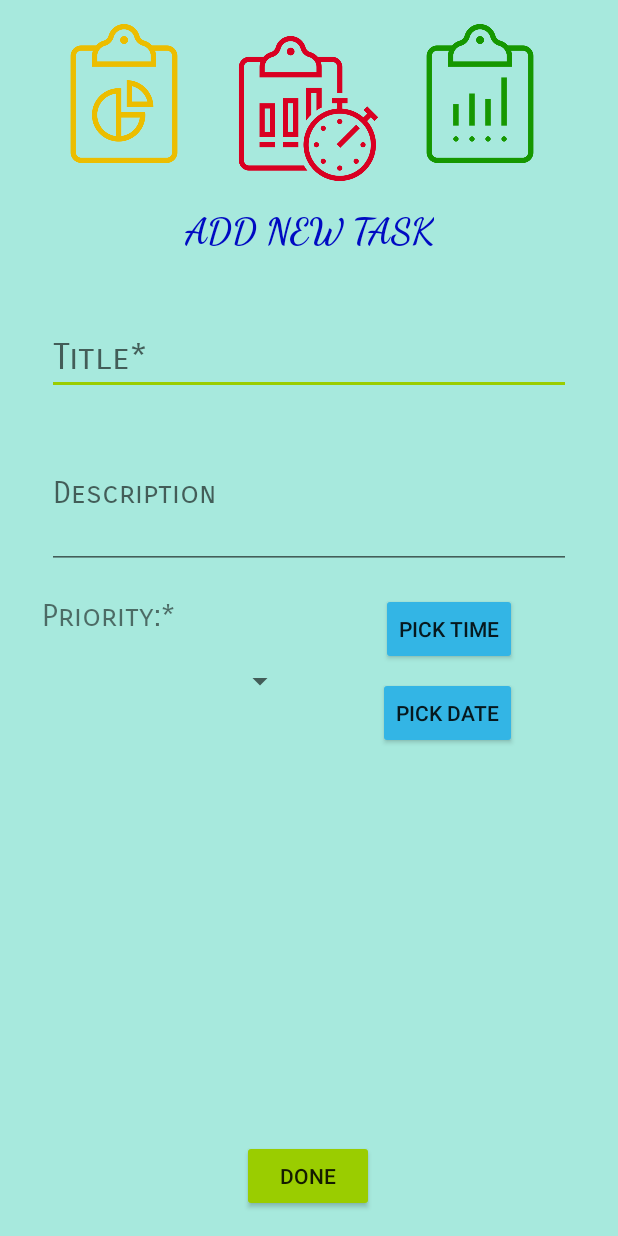
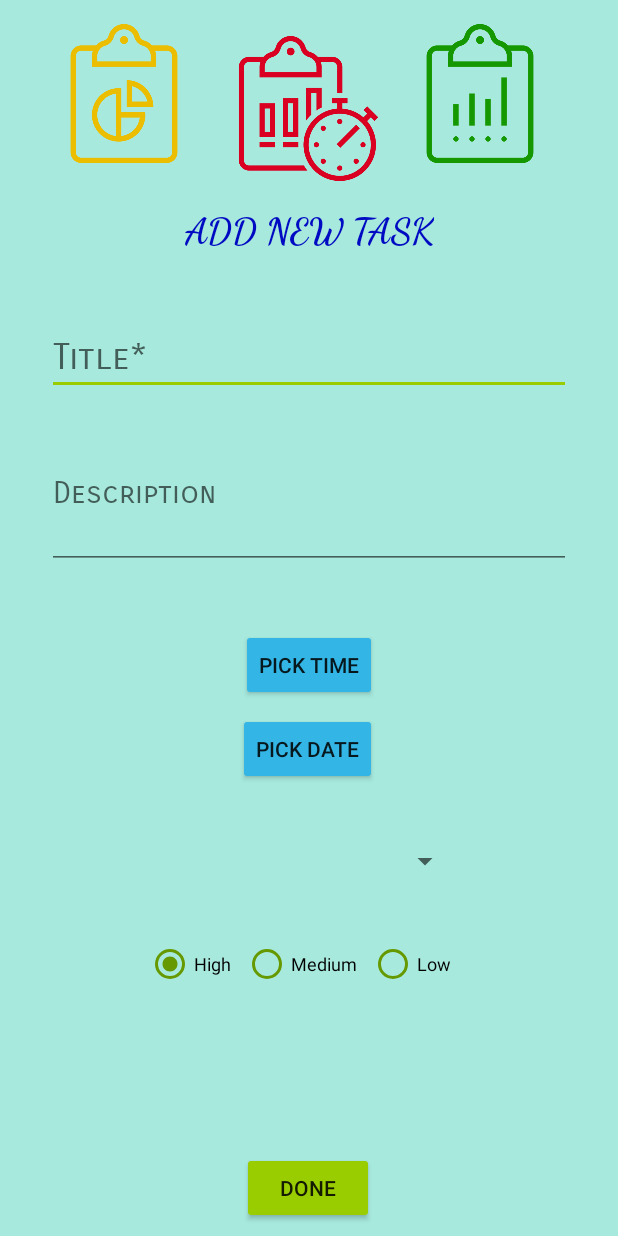
Before and after one commit to Ambrz77/comfy-manager-app, an Android app: the AddTask screen opened directly, with no data from a screen before it, on a phone screen of 412 x 824 dp. Run offline under Robolectric (Android 15) with nearby library versions, the light colour scheme and no system bars; 2 statements that could not run were skipped.

Commit message:
Final Version 2! (FINISHED)

```diff
--- a/app/src/main/java/com/example/alireza/taskmanager/AddTask.java
+++ b/app/src/main/java/com/example/alireza/taskmanager/AddTask.java
@@ -81,12 +81,12 @@
         DoneButton.setOnClickListener(new View.OnClickListener() {
             @Override
             public void onClick(View v) {
-                detail = des.getText().toString();
+                /*detail = des.getText().toString();
                 subject = sub.getText().toString();
                 Task task = new Task(subject,server.getUser(user).getThisPriority(spinner.getSelectedItem().toString()));
                 task.setDetail(detail);
                 task.setTime(yearFinal,monthFinal,dayFinal,hourFinal,minuteFinal);
-                server.getUser(user).tasks.add(task);
+                server.getUser(user).tasks.add(task);*/
                 Intent myIntent = new Intent(getApplicationContext(), HomeActivity.class);
                 startActivity(myIntent);
             }
--- a/app/src/main/java/com/example/alireza/taskmanager/HomeActivity.java
+++ b/app/src/main/java/com/example/alireza/taskmanager/HomeActivity.java
@@ -38,10 +38,10 @@
         /*t1 = (TextView)findViewById(R.id.MyUser);
         t1.setText(user);*/
 
-        RecyclerView recyclerView = findViewById(R.id.RV);
+        /*RecyclerView recyclerView = findViewById(R.id.RV);
         recyclerView.setLayoutManager(new LinearLayoutManager(this));
         MyRecyclerViewAdapter a = new MyRecyclerViewAdapter(this, server.getUser(user).getTaskName());
-        recyclerView.setAdapter(a);
+        recyclerView.setAdapter(a);*/
         Bundle extras = getIntent().getExtras();
         if(extras != null)
             user = extras.getString("user");
--- a/app/src/main/java/com/example/alireza/taskmanager/MyRecyclerViewAdapter.java
+++ b/app/src/main/java/com/example/alireza/taskmanager/MyRecyclerViewAdapter.java
@@ -1,3 +1,4 @@
+/*
 package com.example.alireza.taskmanager;
 
 import android.content.Context;
@@ -72,4 +73,4 @@
     public interface ItemClickListener {
         void onItemClick(View view, int position);
     }
-}
+}*/
--- a/app/src/main/res/layout/activity_add_task.xml
+++ b/app/src/main/res/layout/activity_add_task.xml
@@ -63,11 +63,10 @@
         android:id="@+id/TimePick"
         android:layout_width="wrap_content"
         android:layout_height="wrap_content"
-        android:layout_marginTop="16dp"
+        android:layout_marginTop="40dp"
         android:backgroundTint="@android:color/holo_blue_light"
         android:text="Pick Time"
         app:layout_constraintEnd_toEndOf="parent"
-        app:layout_constraintHorizontal_bias="0.79"
         app:layout_constraintStart_toStartOf="parent"
         app:layout_constraintTop_toBottomOf="@+id/des" />
 
@@ -85,22 +84,75 @@
         app:layout_constraintVertical_bias="0.0" />
 
     <TextView
-        android:id="@+id/textView7"
+        android:id="@+id/editText3"
         android:layout_width="wrap_content"
         android:layout_height="wrap_content"
         android:layout_marginStart="28dp"
-        android:layout_marginBottom="8dp"
         android:fontFamily="sans-serif-smallcaps"
         android:text="Priority:*"
         android:textSize="20sp"
-        app:layout_constraintBottom_toTopOf="@+id/spinner"
-        app:layout_constraintStart_toStartOf="parent" />
+        app:layout_constraintBottom_toTopOf="@+id/radioGroup"
+        app:layout_constraintStart_toStartOf="parent"
+        app:layout_constraintTop_toBottomOf="parent"
+        app:layout_constraintVertical_bias="1.0" />
+
+    <RadioGroup
+        android:id="@+id/radioGroup"
+        android:layout_width="0dp"
+        android:layout_height="36dp"
+        android:layout_marginTop="624dp"
+        android:layout_marginBottom="107dp"
+        android:gravity="center"
+        android:orientation="horizontal"
+        app:layout_constraintBottom_toTopOf="@+id/DoneButton"
+        app:layout_constraintEnd_toEndOf="parent"
+        app:layout_constraintHorizontal_bias="0.0"
+        app:layout_constraintStart_toStartOf="parent"
+        app:layout_constraintTop_toTopOf="parent">
+
+        <RadioButton
+            android:id="@+id/Highbtn"
+            android:layout_width="wrap_content"
+            android:layout_height="wrap_content"
+            android:layout_marginStart="16dp"
+            android:buttonTint="@android:color/holo_green_dark"
+            android:checked="true"
+            android:text="High"
+            android:textSize="12sp"
+            app:layout_constraintStart_toStartOf="parent"
+            tools:layout_editor_absoluteY="384dp" />
+
+        <RadioButton
+            android:id="@+id/Mediumbtn"
+            android:layout_width="wrap_content"
+            android:layout_height="wrap_content"
+            android:layout_marginStart="8dp"
+            android:layout_marginEnd="8dp"
+            android:buttonTint="@android:color/holo_green_dark"
+            android:text="Medium"
+            android:textSize="12sp"
+            app:layout_constraintEnd_toStartOf="@+id/Lowbtn"
+            app:layout_constraintStart_toEndOf="@+id/Highbtn"
+            tools:layout_editor_absoluteY="384dp" />
+
+        <RadioButton
+            android:id="@+id/Lowbtn"
+            android:layout_width="wrap_content"
+            android:layout_height="wrap_content"
+            android:layout_marginEnd="30dp"
+            android:buttonTint="@android:color/holo_green_dark"
+            android:text="Low"
+            android:textSize="12sp"
+            app:layout_constraintEnd_toEndOf="parent"
+            tools:layout_editor_absoluteY="384dp" />
+
+    </RadioGroup>
 
     <Button
         android:id="@+id/DoneButton"
         android:layout_width="wrap_content"
         android:layout_height="wrap_content"
-        android:layout_marginBottom="16dp"
+        android:layout_marginBottom="8dp"
         android:backgroundTint="@color/colorPrimary"
         android:text="Done"
         app:layout_constraintBottom_toBottomOf="parent"
@@ -145,11 +197,15 @@
         android:layout_width="150dp"
         android:layout_height="46dp"
         android:layout_marginStart="16dp"
-        android:layout_marginTop="52dp"
+        android:layout_marginTop="172dp"
         android:layout_marginEnd="16dp"
         app:layout_constraintEnd_toEndOf="parent"
-        app:layout_constraintHorizontal_bias="0.135"
+        app:layout_constraintHorizontal_bias="0.615"
         app:layout_constraintStart_toStartOf="parent"
         app:layout_constraintTop_toBottomOf="@+id/des" />
 
+
+
+
+
 </android.support.constraint.ConstraintLayout>
--- a/app/src/main/res/layout/activity_home.xml
+++ b/app/src/main/res/layout/activity_home.xml
@@ -22,9 +22,4 @@
         app:headerLayout="@layout/nav_header_home"
         app:menu="@menu/activity_home_drawer" />
 
-    <android.support.v7.widget.RecyclerView
-        android:id="@+id/RV"
-        android:layout_width="match_parent"
-        android:layout_height="match_parent" />
-
 </android.support.v4.widget.DrawerLayout>
```
Also changed, not shown: app/src/main/res/layout/recycler_view_item.xml (line endings or trailing spaces), app/src/main/res/layout/recyclerview_row.xml (line endings or trailing spaces).
